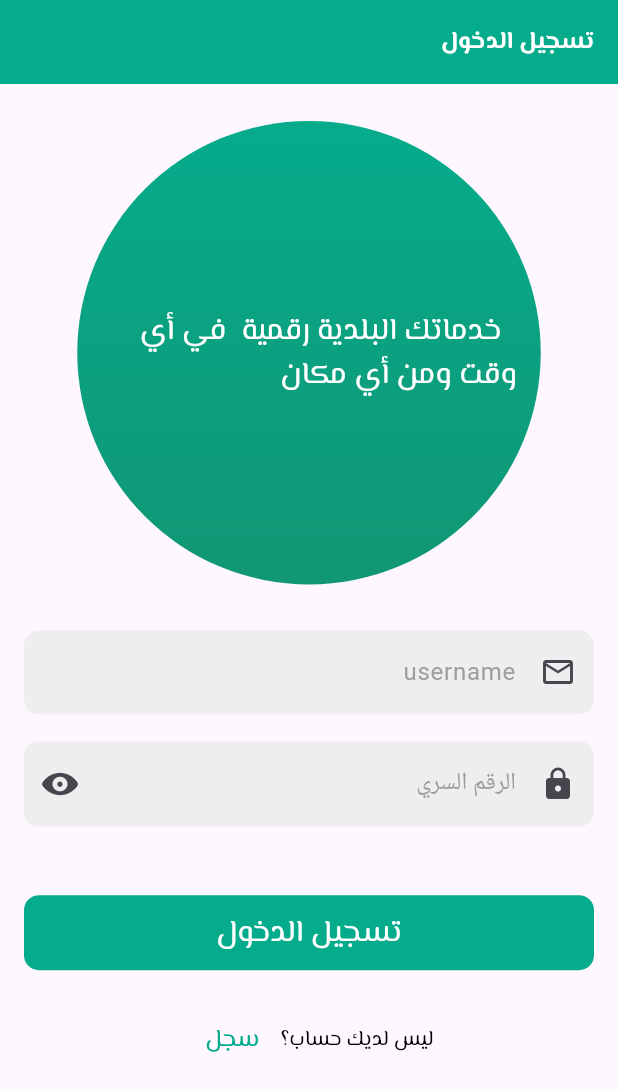
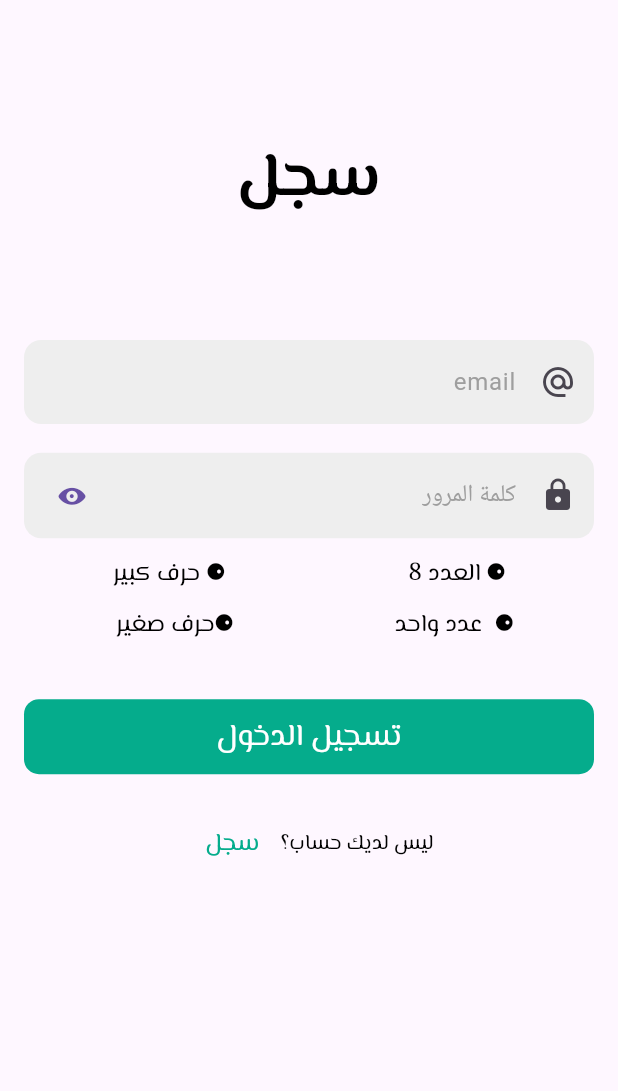
Before and after one commit to ALiGhouma/sahem102, a Flutter app: the screen it shows after launch, on a phone screen of 412 x 824 dp. Shown: the top 1091 px of the screen. Run offline on Flutter 3.47's test engine with Material 3 defaults, Android fonts, the phone set to English and light mode, and no system bars; our stand-ins replace flutter_screenutil.

Commit message:
update auth

```diff
--- a/lib/Core/resources/app_strings.dart
+++ b/lib/Core/resources/app_strings.dart
@@ -1,9 +1,18 @@
 class AppStrings {
+  static const String noRoutFound = "هذه الصفحة غير موجودة";
+
+  /// LogIn page
   static const String login = "تسجيل الدخول";
   static const String loginTitle = "تسجيل الدخول";
-  static const String noRoutFound = "هذه الصفحة غير موجودة";
   static const String loginbody =
       "  خدماتك البلدية رقمية  في أي وقت ومن أي مكان ";
   static const String dontHaveAccount = "ليس لديك حساب؟";
   static const String register = "سجل";
+
+// SiginUp Page
+  static const String pssaWordfoeldRequirednumber = "⚈  عدد واحد";
+  static const String pssaWordfoeldRequiredLength = "⚈ العدد 8 ";
+  static const String pssaWordfoeldRequiredLower = "⚈حرف صغير  ";
+  static const String pssaWordfoeldRequiredUpper = "⚈ حرف كبير";
+  // static const String pssaWordfoeldRequired = "⚈ ";
 }
--- a/lib/Core/resources/font_manger.dart
+++ b/lib/Core/resources/font_manger.dart
@@ -18,6 +18,10 @@ class FontWeightManager {
 }
 
 class FontSize {
+  static double s4 = 4.0.sp;
+  static double s5 = 5.0.sp;
+  static double s6 = 6.0.sp;
+  static double s7 = 7.0.sp;
   static double s8 = 8.0.sp;
   static double s10 = 10.0.sp;
   static double s12 = 12.0.sp;
--- a/lib/Core/resources/route_manager.dart
+++ b/lib/Core/resources/route_manager.dart
@@ -1,6 +1,7 @@
 import 'package:flutter/material.dart';
 import 'package:sahem/Core/resources/app_strings.dart';
-import 'package:sahem/Features/auth/presentation/sigin_in_view.dart';
+import 'package:sahem/Features/auth/presentation/view/sigin_in_view.dart';
+import 'package:sahem/Features/auth/presentation/view/sigin_up_view.dart';
 
 class Routes {
   static const String login = "/";
@@ -11,7 +12,7 @@ class RouteGenerator {
   Route<dynamic> getAppRoutes(RouteSettings settings) {
     switch (settings.name) {
       case Routes.login:
-        return MaterialPageRoute(builder: (_) => const SiginInView());
+        return MaterialPageRoute(builder: (_) => const SiginUpView());
       case Routes.siginup:
         return MaterialPageRoute(builder: (_) => const Center());
       default:
--- a/lib/Features/auth/presentation/componants/custom_text_field.dart
+++ b/lib/Features/auth/presentation/componants/custom_text_field.dart
@@ -1,6 +1,7 @@
 import 'package:flutter/material.dart';
+import 'package:flutter_screenutil/flutter_screenutil.dart';
 
-class CustomTextField extends StatelessWidget {
+class CustomTextField extends StatefulWidget {
   final TextEditingController controller;
   final String hintText;
   final bool obscureText;
@@ -28,34 +29,39 @@ class CustomTextField extends StatelessWidget {
       this.onChanged});
 
   @override
+  State<CustomTextField> createState() => _CustomTextFieldState();
+}
+
+class _CustomTextFieldState extends State<CustomTextField> {
+  @override
   Widget build(BuildContext context) {
     // TODO: implement build
     return TextFormField(
-      validator: validator,
-      controller: controller,
-      obscureText: obscureText,
-      keyboardType: keyboardType,
-      focusNode: focusNode,
-      onTap: onTap,
+      validator: widget.validator,
+      controller: widget.controller,
+      obscureText: widget.obscureText,
+      keyboardType: widget.keyboardType,
+      focusNode: widget.focusNode,
+      onTap: widget.onTap,
       textInputAction: TextInputAction.next,
-      onChanged: onChanged,
+      onChanged: widget.onChanged,
       decoration: InputDecoration(
-        suffixIcon: suffixIcon,
-        prefixIcon: prefixIcon,
+        suffixIcon: widget.suffixIcon,
+        prefixIcon: widget.prefixIcon,
         enabledBorder: OutlineInputBorder(
-          borderRadius: BorderRadius.circular(10),
+          borderRadius: BorderRadius.circular(10.sp),
           borderSide: const BorderSide(color: Colors.transparent),
         ),
         focusedBorder: OutlineInputBorder(
-          borderRadius: BorderRadius.circular(20),
+          borderRadius: BorderRadius.circular(20.sp),
           borderSide:
               BorderSide(color: Theme.of(context).colorScheme.secondary),
         ),
         fillColor: Colors.grey.shade200,
         filled: true,
-        hintText: hintText,
+        hintText: widget.hintText,
         hintStyle: TextStyle(color: Colors.grey[500]),
-        errorText: errorMsg,
+        errorText: widget.errorMsg,
       ),
     );
   }
--- a/lib/Features/auth/presentation/componants/sigin_in_view_body.dart
+++ b/lib/Features/auth/presentation/componants/sigin_in_view_body.dart
@@ -7,9 +7,14 @@ import 'package:sahem/Core/resources/style_manager.dart';
 import 'package:sahem/Core/utils/space_adder.dart';
 import 'package:sahem/Features/auth/presentation/componants/sigin_in_form.dart';
 
-class SiginInViewBody extends StatelessWidget {
+class SiginInViewBody extends StatefulWidget {
   const SiginInViewBody({super.key});
 
+  @override
+  State<SiginInViewBody> createState() => _SiginInViewBodyState();
+}
+
+class _SiginInViewBodyState extends State<SiginInViewBody> {
   @override
   Widget build(BuildContext context) {
     return Scaffold(
--- /dev/null
+++ b/lib/Features/auth/presentation/componants/sigin_up_form.dart
@@ -0,0 +1,163 @@
+import 'package:flutter/cupertino.dart';
+import 'package:flutter/material.dart';
+import 'package:sahem/Core/resources/app_strings.dart';
+import 'package:sahem/Core/resources/font_manger.dart';
+import 'package:sahem/Core/resources/style_manager.dart';
+import 'package:sahem/Core/utils/space_adder.dart';
+import 'package:sahem/Features/auth/presentation/componants/custom_text_field.dart';
+
+class SiginUpForm extends StatefulWidget {
+  SiginUpForm({super.key});
+
+  @override
+  State<SiginUpForm> createState() => _SiginUpFormState();
+}
+
+class _SiginUpFormState extends State<SiginUpForm> {
+  final Key _formKey = GlobalKey<FormState>();
+  final emailControler = TextEditingController();
+  final passWordControler = TextEditingController();
+  IconData passWordIcon = CupertinoIcons.eye_fill;
+  bool obscureText = true;
+  bool containsUpperCase = false;
+  bool containsLowerCase = false;
+  bool containsNumber = false;
+  bool contains8Length = false;
+
+  @override
+  Widget build(BuildContext context) {
+    return Form(
+        key: _formKey,
+        child: Column(
+          mainAxisAlignment: MainAxisAlignment.start,
+          children: [
+            CustomTextField(
+              controller: emailControler,
+              hintText: 'email',
+              obscureText: false,
+              keyboardType: TextInputType.emailAddress,
+              prefixIcon: Icon(Icons.alternate_email),
+              validator: (val) {
+                if (val!.isEmpty) {
+                  return 'ادخل الإيميل';
+                } else if (!RegExp(r'^[\w-\.]+@([\w-]+.)+[\w-]{2,4}$')
+                    .hasMatch(val)) {
+                  return "أدخل بريد الكتروني صالح";
+                }
+                return null;
+              },
+            ),
+            addVerticalSpace(16),
+            CustomTextField(
+              controller: passWordControler,
+              hintText: 'كلمة المرور',
+              obscureText: obscureText,
+              keyboardType: TextInputType.visiblePassword,
+              prefixIcon: const Icon(Icons.lock),
+              suffixIcon: TextButton(
+                onPressed: () {
+                  obscureText = !obscureText;
+                  passWordIcon = obscureText
+                      ? CupertinoIcons.eye_fill
+                      : CupertinoIcons.eye_slash_fill;
+                },
+                child: Icon(passWordIcon),
+              ),
+              onChanged: (val) {
+                if (val!.contains(RegExp(r'[A-Z]'))) {
+                  setState(() {
+                    containsUpperCase = true;
+                  });
+                } else {
+                  setState(() {
+                    containsUpperCase = false;
+                  });
+                }
+                if (val.contains(RegExp(r'[a-z]'))) {
+                  setState(() {
+                    containsLowerCase = true;
+                  });
+                } else {
+                  setState(() {
+                    containsLowerCase = false;
+                  });
+                }
+                if (val.contains(RegExp(r'[0-9]'))) {
+                  containsNumber = true;
+                } else {
+                  containsNumber = false;
+                }
+                if (val.length >= 8) {
+                  setState(() {
+                    contains8Length = true;
+                  });
+                } else {
+                  setState(() {
+                    contains8Length = false;
+                  });
+                }
+              },
+              validator: (val) {
+                if (val!.isEmpty) {
+                  return 'من فضلك املاء هذا الحقل';
+                } else if (!RegExp(
+                        r'^(?=.*?[A-Z])(?=.*?[a-z])(?=.*?[0-9])(?=.*?[!@#\$&*~`)\%\-(_+=;:,.<>/?"[{\]}\|^]).{8,}$')
+                    .hasMatch(val)) {
+                  return 'ادخل كلمة سر صحيحة';
+                }
+                return null;
+              },
+            ),
+            addVerticalSpace(8),
+            Row(
+              crossAxisAlignment: CrossAxisAlignment.start,
+              mainAxisAlignment: MainAxisAlignment.spaceAround,
+              children: [
+                Column(
+                  mainAxisAlignment: MainAxisAlignment.start,
+                  children: [
+                    Text(
+                      AppStrings.pssaWordfoeldRequiredLength,
+                      style: getRegularStyle(
+                          fontSize: FontSize.s14,
+                          color: contains8Length ? Colors.green : Colors.black),
+                    ),
+                    addVerticalSpace(8),
+                    Text(
+                      AppStrings.pssaWordfoeldRequirednumber,
+                      style: getRegularStyle(
+                          fontSize: FontSize.s14,
+                          color: containsNumber ? Colors.green : Colors.black),
+                    )
+                  ],
+                ),
+                Column(
+                  children: [
+                    Text(
+                      AppStrings.pssaWordfoeldRequiredUpper,
+                      style: getRegularStyle(
+                          fontSize: FontSize.s14,
+                          color:
+                              containsUpperCase ? Colors.green : Colors.black),
+                    ),
+                    addVerticalSpace(8),
+                    Text(
+                      AppStrings.pssaWordfoeldRequiredLower,
+                      style: getRegularStyle(
+                          fontSize: FontSize.s14,
+                          color:
+                              containsLowerCase ? Colors.green : Colors.black),
+                    )
+                  ],
+                )
+              ],
+            ),
+            // CustomTextField(
+            //     controller: controller,
+            //     hintText: hintText,
+            //     obscureText: obscureText,
+            //     keyboardType: keyboardType)
+          ],
+        ));
+  }
+}
--- /dev/null
+++ b/lib/Features/auth/presentation/componants/sigin_up_view_body.dart
@@ -0,0 +1,76 @@
+import 'package:flutter/cupertino.dart';
+import 'package:flutter/material.dart';
+import 'package:flutter_screenutil/flutter_screenutil.dart';
+import 'package:sahem/Core/resources/app_strings.dart';
+import 'package:sahem/Core/resources/color_manager.dart';
+import 'package:sahem/Core/resources/font_manger.dart';
+import 'package:sahem/Core/resources/style_manager.dart';
+import 'package:sahem/Core/utils/space_adder.dart';
+import 'package:sahem/Features/auth/presentation/componants/sigin_up_form.dart';
+
+class SiginUPViewBody extends StatefulWidget {
+  const SiginUPViewBody({super.key});
+
+  @override
+  State<SiginUPViewBody> createState() => _SiginUPViewBodyState();
+}
+
+class _SiginUPViewBodyState extends State<SiginUPViewBody> {
+  @override
+  Widget build(BuildContext context) {
+    return Scaffold(
+      resizeToAvoidBottomInset: false,
+      body: SafeArea(
+        child: Padding(
+          padding: const EdgeInsets.symmetric(horizontal: 16),
+          child: Column(
+            children: [
+              addVerticalSpace(64.h),
+              Text(
+                AppStrings.register,
+                style: getBoldStyle(fontSize: FontSize.s36),
+              ),
+              addVerticalSpace(64),
+              SiginUpForm(),
+              addVerticalSpace(32),
+              TextButton(
+                  onPressed: () {},
+                  style: TextButton.styleFrom(
+                    minimumSize: Size(MediaQuery.of(context).size.width.w, 50),
+                    backgroundColor: ColorManager.primary,
+                    shape: RoundedRectangleBorder(
+                      borderRadius: BorderRadius.circular(
+                          10.0), // Adjust the radius as needed
+                    ),
+                  ),
+                  child: Text(
+                    AppStrings.login,
+                    style: getRegularStyle(color: ColorManager.white),
+                  )),
+              addVerticalSpace(16.h),
+              Row(
+                mainAxisAlignment: MainAxisAlignment.center,
+                children: [
+                  Text(
+                    AppStrings.dontHaveAccount,
+                    style: getRegularStyle(fontSize: FontSize.s12),
+                  ),
+                  // addHorizontalSpace(1.w),
+                  TextButton(
+                      //style: ,
+                      onPressed: () {},
+                      child: Text(
+                        AppStrings.register,
+                        style: getRegularStyle(
+                            color: ColorManager.primary,
+                            fontSize: FontSize.s14),
+                      ))
+                ],
+              )
+            ],
+          ),
+        ),
+      ),
+    );
+  }
+}
--- /dev/null
+++ b/lib/Features/auth/presentation/view/sigin_up_view.dart
@@ -0,0 +1,16 @@
+import 'package:flutter/cupertino.dart';
+import 'package:sahem/Features/auth/presentation/componants/sigin_up_view_body.dart';
+
+class SiginUpView extends StatefulWidget {
+  const SiginUpView({super.key});
+
+  @override
+  State<SiginUpView> createState() => _SiginUpViewState();
+}
+
+class _SiginUpViewState extends State<SiginUpView> {
+  @override
+  Widget build(BuildContext context) {
+    return SiginUPViewBody();
+  }
+}
```
Also changed, not shown: lib/Features/auth/presentation/view/sigin_in_view.dart (renamed from lib/Features/auth/presentation/sigin_in_view.dart).
